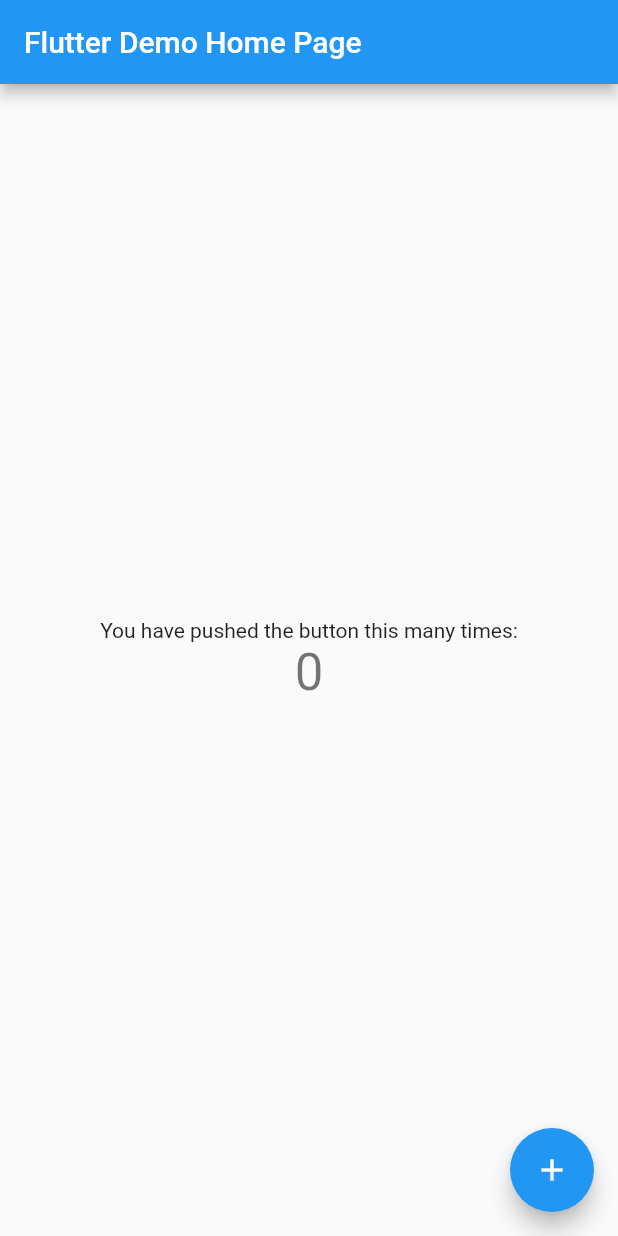
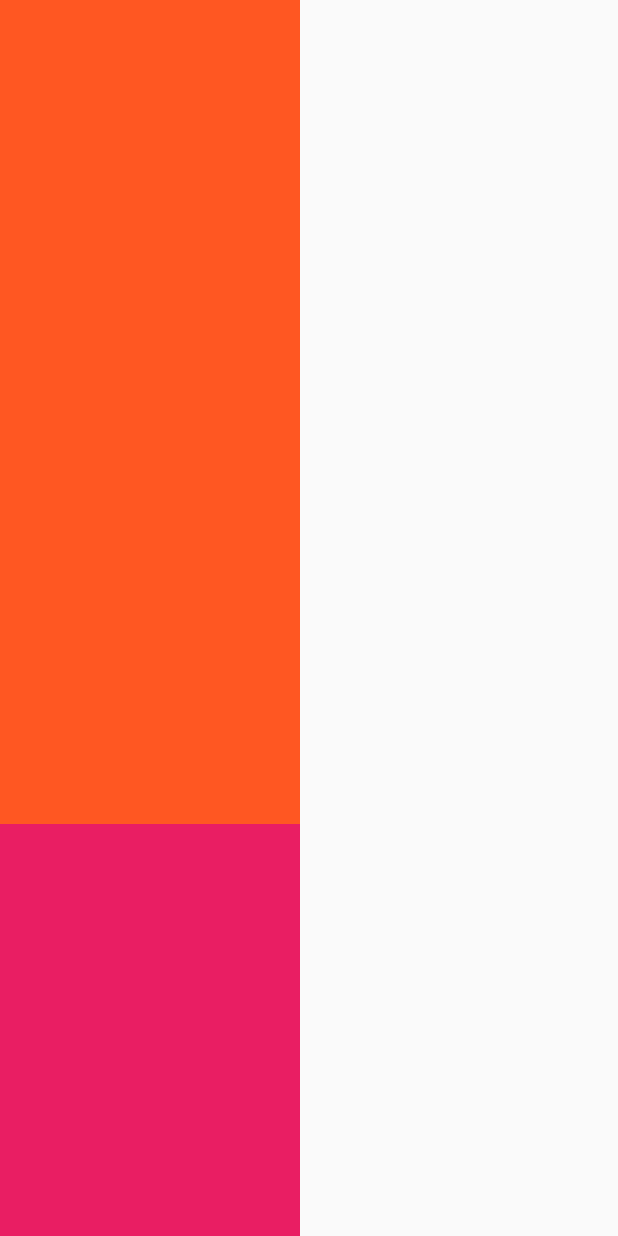
Before and after one commit to RafatMeraz/ostad_flutter_batch_two, a Flutter app: the screen it shows after launch, on a phone screen of 412 x 824 dp. Run offline on Flutter 3.47's test engine with Material 2 defaults, Android fonts, the phone set to English and light mode, and no system bars.

Commit message:
flexible, fractionally sizedbox, MediaQuery, Layout builder, Orientation builder

```diff
--- a/lib/main.dart
+++ b/lib/main.dart
@@ -24,92 +24,101 @@ class MyApp extends StatelessWidget {
           // is not restarted.
           primarySwatch: Colors.blue,
         ),
-      home: const MyHomePage(title: 'Flutter Demo Home Page'),
+        home: Home());
+  }
+}
+/// MediaQuery
+/// Layout builder
+/// Orientation builder
+/// Fractional Sizedbox
+/// Flexible
+/// Expanded
+
+
+class Home extends StatelessWidget {
+  const Home({Key? key}) : super(key: key);
+
+  @override
+  Widget build(BuildContext context) {
+    // Size size = MediaQuery.of(context).size;
+    // print(size.width);
+    // print(size.height);
+    // print(size.aspectRatio);
+    return Scaffold(
+      // body: LayoutBuilder(
+      //   builder: (context, constraints) {
+      //     if (constraints.maxWidth < 500) {
+      //       return Center(
+      //         child: Text('Small phone'),
+      //       );
+      //     } else if (constraints.maxWidth < 700) {
+      //       return Center(
+      //         child: Text('Big phone'),
+      //       );
+      //     } else if (constraints.maxWidth < 1000) {
+      //       return Center(
+      //         child: Text('Tablet'),
+      //       );
+      //     } else if (constraints.maxWidth < 1500) {
+      //       return Center(
+      //         child: Text('Desktop'),
+      //       );
+      //     }
+      //     return Center(
+      //       child: Column(
+      //         children: [
+      //           Text(constraints.minWidth.toString()),
+      //           Text(constraints.maxWidth.toString()),
+      //           Text(constraints.maxHeight.toString()),
+      //           Text(constraints.minHeight.toString()),
+      //         ],
+      //       ),
+      //     );
+      //   },
+      // )
+      // body: OrientationBuilder(
+      //   builder: (context, orientation) {
+      //     if (orientation == Orientation.portrait) {
+      //       return Center(child: Text('Portrait'));
+      //     } else {
+      //       return Center(child: Text('Landscape'));
+      //     }
+      //   },
+      // ),
+      // body: SafeArea(
+      //   child: FractionallySizedBox(
+      //     heightFactor: 0.7,
+      //     widthFactor: 0.3,
+      //     child: Container(
+      //       color: Colors.blueGrey,
+      //       child: Center(
+      //         child: Text('Hello'),
+      //       ),
+      //     ),
+      //   ),
+      // ),
+      body: Column(
+        children: [
+          Flexible(
+            fit: FlexFit.tight,
+            flex: 10,
+            child: Container(
+              height: 20,
+              width: 200,
+              color: Colors.deepOrange,),
+          ),
+          Flexible(
+            fit: FlexFit.tight,
+            flex: 5,
+            child: Container(
+              height: 50,
+              width: 200,
+              color: Colors.pink,),
+          ),
+          // SizedBox(height: 50,),
+          // SizedBox(height: 50,),
+        ],
+      ),
     );
   }
 }
-
-class MyHomePage extends StatefulWidget {
-  const MyHomePage({super.key, required this.title});
-
-  // This widget is the home page of your application. It is stateful, meaning
-  // that it has a State object (defined below) that contains fields that affect
-  // how it looks.
-
-  // This class is the configuration for the state. It holds the values (in this
-  // case the title) provided by the parent (in this case the App widget) and
-  // used by the build method of the State. Fields in a Widget subclass are
-  // always marked "final".
-
-  final String title;
-
-  @override
-  State<MyHomePage> createState() => _MyHomePageState();
-}
-
-class _MyHomePageState extends State<MyHomePage> {
-  int _counter = 0;
-
-  void _incrementCounter() {
-    setState(() {
-      // This call to setState tells the Flutter framework that something has
-      // changed in this State, which causes it to rerun the build method below
-      // so that the display can reflect the updated values. If we changed
-      // _counter without calling setState(), then the build method would not be
-      // called again, and so nothing would appear to happen.
-      _counter++;
-    });
-  }
-
-  @override
-  Widget build(BuildContext context) {
-    // This method is rerun every time setState is called, for instance as done
-    // by the _incrementCounter method above.
-    //
-    // The Flutter framework has been optimized to make rerunning build methods
-    // fast, so that you can just rebuild anything that needs updating rather
-    // than having to individually change instances of widgets.
-    return Scaffold(
-      appBar: AppBar(
-        // Here we take the value from the MyHomePage object that was created by
-        // the App.build method, and use it to set our appbar title.
-        title: Text(widget.title),
-      ),
-      body: Center(
-        // Center is a layout widget. It takes a single child and positions it
-        // in the middle of the parent.
-        child: Column(
-          // Column is also a layout widget. It takes a list of children and
-          // arranges them vertically. By default, it sizes itself to fit its
-          // children horizontally, and tries to be as tall as its parent.
-          //
-          // Invoke "debug painting" (press "p" in the console, choose the
-          // "Toggle Debug Paint" action from the Flutter Inspector in Android
-          // Studio, or the "Toggle Debug Paint" command in Visual Studio Code)
-          // to see the wireframe for each widget.
-          //
-          // Column has various properties to control how it sizes itself and
-          // how it positions its children. Here we use mainAxisAlignment to
-          // center the children vertically; the main axis here is the vertical
-          // axis because Columns are vertical (the cross axis would be
-          // horizontal).
-          mainAxisAlignment: MainAxisAlignment.center,
-          children: <Widget>[
-            const Text(
-              'You have pushed the button this many times:',
-            ),
-            Text(
-              '$_counter',
-              style: Theme.of(context).textTheme.headline4,
-            ),
-          ],
-        ),
-      ),
-      floatingActionButton: FloatingActionButton(
-        onPressed: _incrementCounter,
-        tooltip: 'Increment',
-        child: const Icon(Icons.add),
-      ), // This trailing comma makes auto-formatting nicer for build methods.
-    );
-  }
-}
```
Lines whose indentation alone changed are shown as unchanged.
